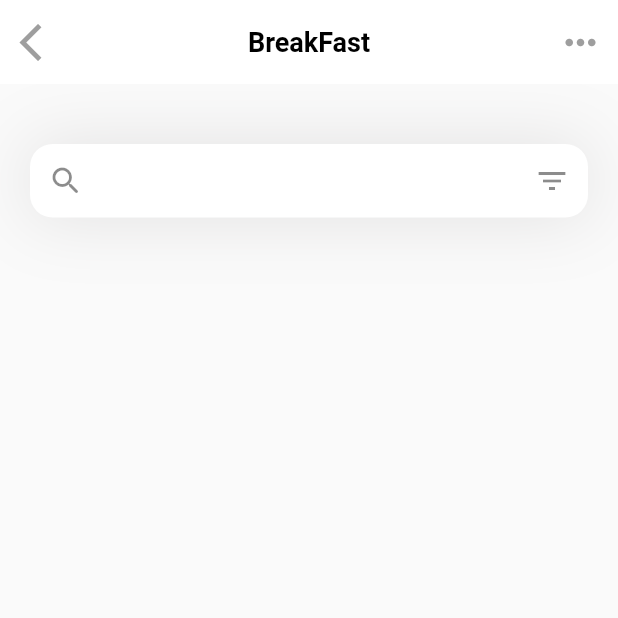
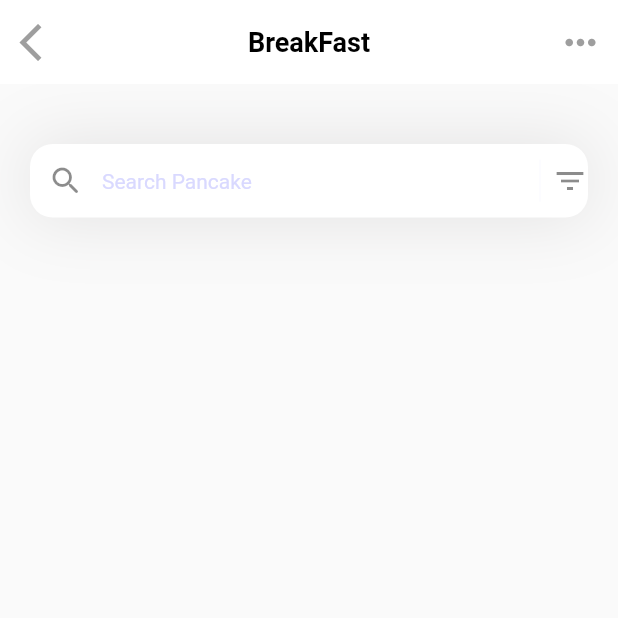
Before and after one commit to SabaFadhl/fitness, a Flutter app: the screen it shows after launch, on a phone screen of 412 x 824 dp, the top half of it. Run offline on Flutter 3.47's test engine with Material 3 defaults, Android fonts, the phone set to English and light mode, and no system bars.

Commit message:
feat: Search hints and VerticalDivider

```diff
--- a/lib/pages/home.dart
+++ b/lib/pages/home.dart
@@ -52,8 +52,29 @@ class HomePage extends StatelessWidget {
                   filled: true,
                   fillColor: Colors.white,
                   contentPadding: EdgeInsets.all(15),
+                  hintText: 'Search Pancake',
+                  hintStyle: TextStyle(
+                    color: Color(0xD0D0D0FF),
+                    fontSize: 14
+                  ),
                   prefixIcon: Icon(Icons.search_rounded),
-                  suffixIcon: Icon(Icons.filter_list),
+                  suffixIcon: Container(
+                    width: 100,
+                    child: IntrinsicHeight(
+                      child: Row(
+                        mainAxisAlignment: MainAxisAlignment.end,
+                        children: [
+                          VerticalDivider(
+                            color: Color(0xD0D0D0FF),
+                            indent: 10,
+                            endIndent: 10,
+                            thickness: 0.1,
+                          ),
+                          Icon(Icons.filter_list),
+                        ],
+                      ),
+                    ),
+                  ),
                   border: OutlineInputBorder(
                     borderRadius: BorderRadius.circular(15),
                     borderSide: BorderSide.none
```
